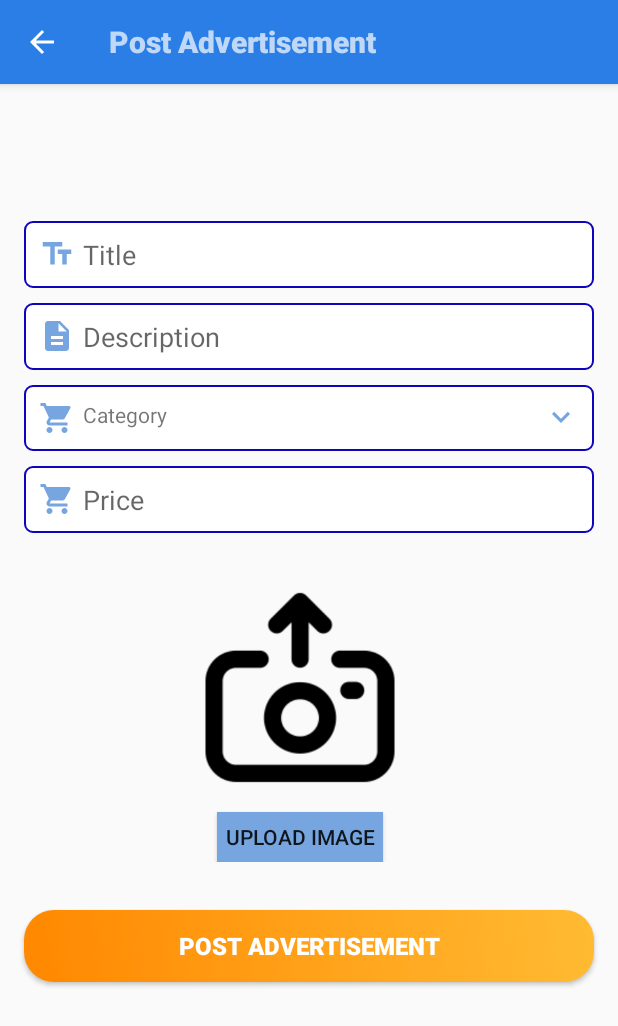
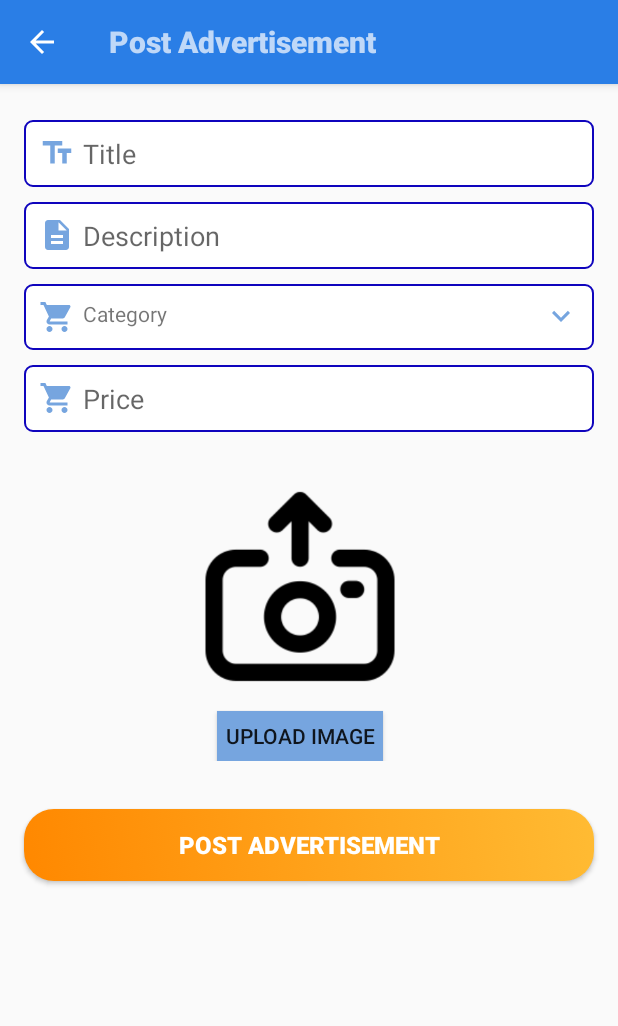
Before and after one commit to raviKsah/MarkUTApp_01, an Android app: the PostAd screen opened directly, with no data from a screen before it, on a phone screen of 412 x 824 dp. Shown: the top 1026 px of the screen. Run offline under Robolectric (Android 15) with nearby library versions, the phone set to English and light mode, and no system bars; our stand-ins replace Firebase (no records; nobody signed in at launch, a user with empty details on screens opened directly).

Commit message:
fixed scroll issue

```diff
--- a/app/src/main/res/layout/post_ad.xml
+++ b/app/src/main/res/layout/post_ad.xml
@@ -4,14 +4,14 @@
     xmlns:tools="http://schemas.android.com/tools"
     android:layout_width="match_parent"
     android:layout_height="wrap_content"
-    android:layout_gravity="center"
     android:fillViewport="true"
     android:orientation="vertical">
 
     <LinearLayout
         android:layout_width="match_parent"
         android:layout_height="wrap_content"
-        android:orientation="vertical">
+        android:orientation="vertical"
+        android:layout_marginTop="70dp">
 
     <EditText
         android:id="@+id/inputPostTitle"
@@ -28,7 +28,7 @@
         android:hint="Title"
         android:inputType="text"
         android:padding="10dp"
-        tools:ignore="UnknownId" />
+        app:layout_constraintTop_toBottomOf="@id/appBarLayout"/>
 
     <EditText
         android:id="@+id/inputPostDescription"
```
